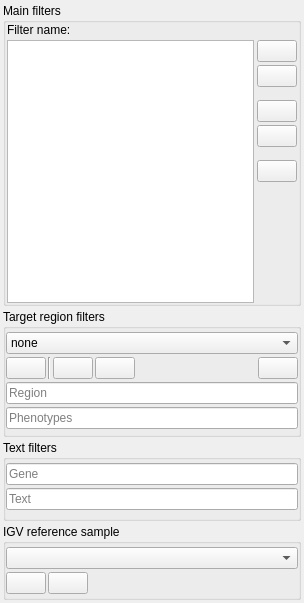
Above: src/GSvar/FilterDockWidget.ui from imgag/ngs-bits before the change. Below: the same form after it.
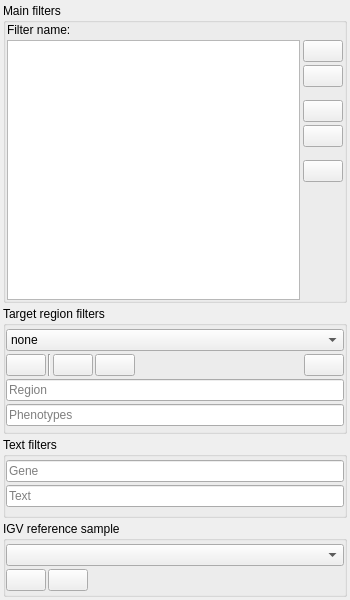
That is the form after the change. Icons and pictures are not drawn. Custom widgets are drawn as their Qt base class.

What changed in the file:
```diff
--- a/src/GSvar/FilterDockWidget.ui
+++ b/src/GSvar/FilterDockWidget.ui
@@ -6,13 +6,13 @@
    <rect>
     <x>0</x>
     <y>0</y>
-    <width>304</width>
-    <height>603</height>
+    <width>350</width>
+    <height>600</height>
    </rect>
   </property>
   <property name="minimumSize">
    <size>
-    <width>300</width>
+    <width>350</width>
     <height>600</height>
    </size>
   </property>
```
